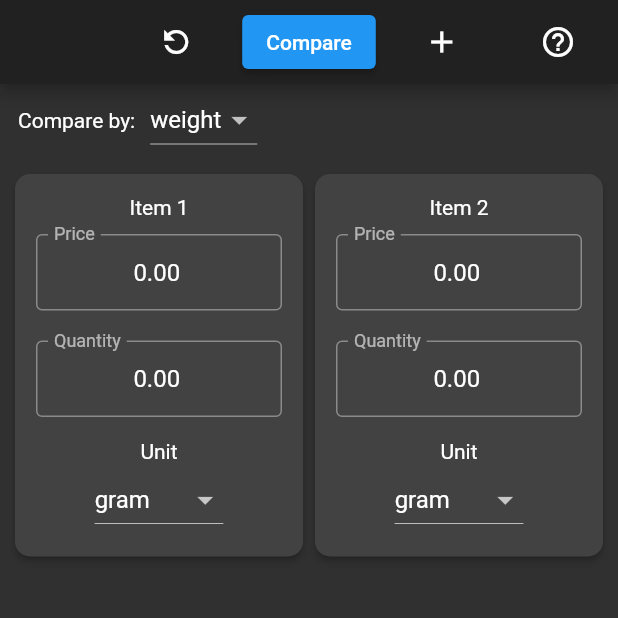
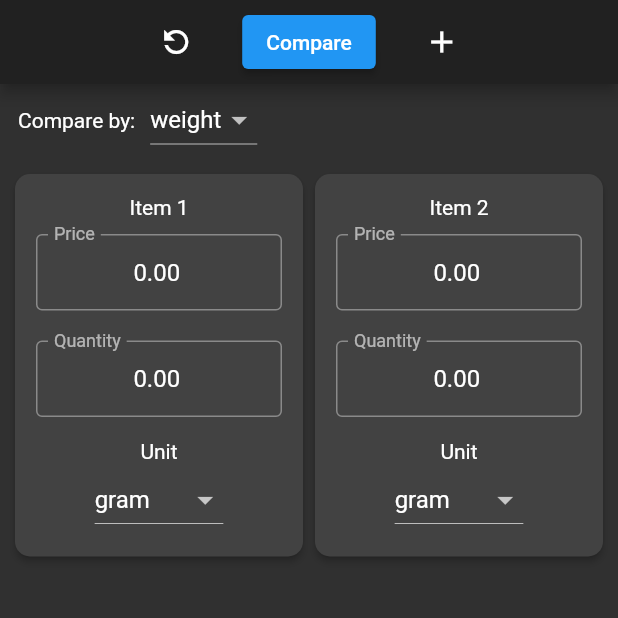
Before and after one commit to Merrit/unit_bargain_hunter, a Flutter app: the screen it shows after launch, on a phone screen of 412 x 824 dp, the top half of it. Run offline on Flutter 3.47's test engine with Material 2 defaults, Android fonts, the phone set to English and light mode, and no system bars; our stand-ins replace bloc, equatable, flutter_bloc.

Commit message:
Refactor appbar

```diff
--- a/lib/presentation/calculator/widgets/custom_app_bar.dart
+++ b/lib/presentation/calculator/widgets/custom_app_bar.dart
@@ -12,18 +12,7 @@ class CustomAppBar extends StatelessWidget implements PreferredSizeWidget {
       title: Row(
         mainAxisAlignment: MainAxisAlignment.center,
         children: [
-          // Hidden IconButton to maintain row's spacing.
-          Focus(
-            descendantsAreFocusable: false,
-            child: IconButton(
-              onPressed: () {},
-              icon: Icon(
-                Icons.hot_tub,
-                color: Colors.black.withOpacity(0),
-              ),
-            ),
-          ),
-          Spacer(),
+          // Transform flips the icon to give us a restart icon.
           Transform(
             alignment: Alignment.center,
             transform: Matrix4.rotationY(math.pi),
@@ -45,21 +34,6 @@ class CustomAppBar extends StatelessWidget implements PreferredSizeWidget {
             onPressed: () => calcCubit.addItem(),
             icon: Icon(Icons.add),
           ),
-          Spacer(),
-          IconButton(
-            onPressed: () {
-              showDialog(
-                context: context,
-                builder: (context) {
-                  return AlertDialog(
-                    content: Text('This is dialog, \n'
-                        'for to be showing help informations.'),
-                  );
-                },
-              );
-            },
-            icon: Icon(Icons.help_outline),
-          ),
         ],
       ),
     );
```
